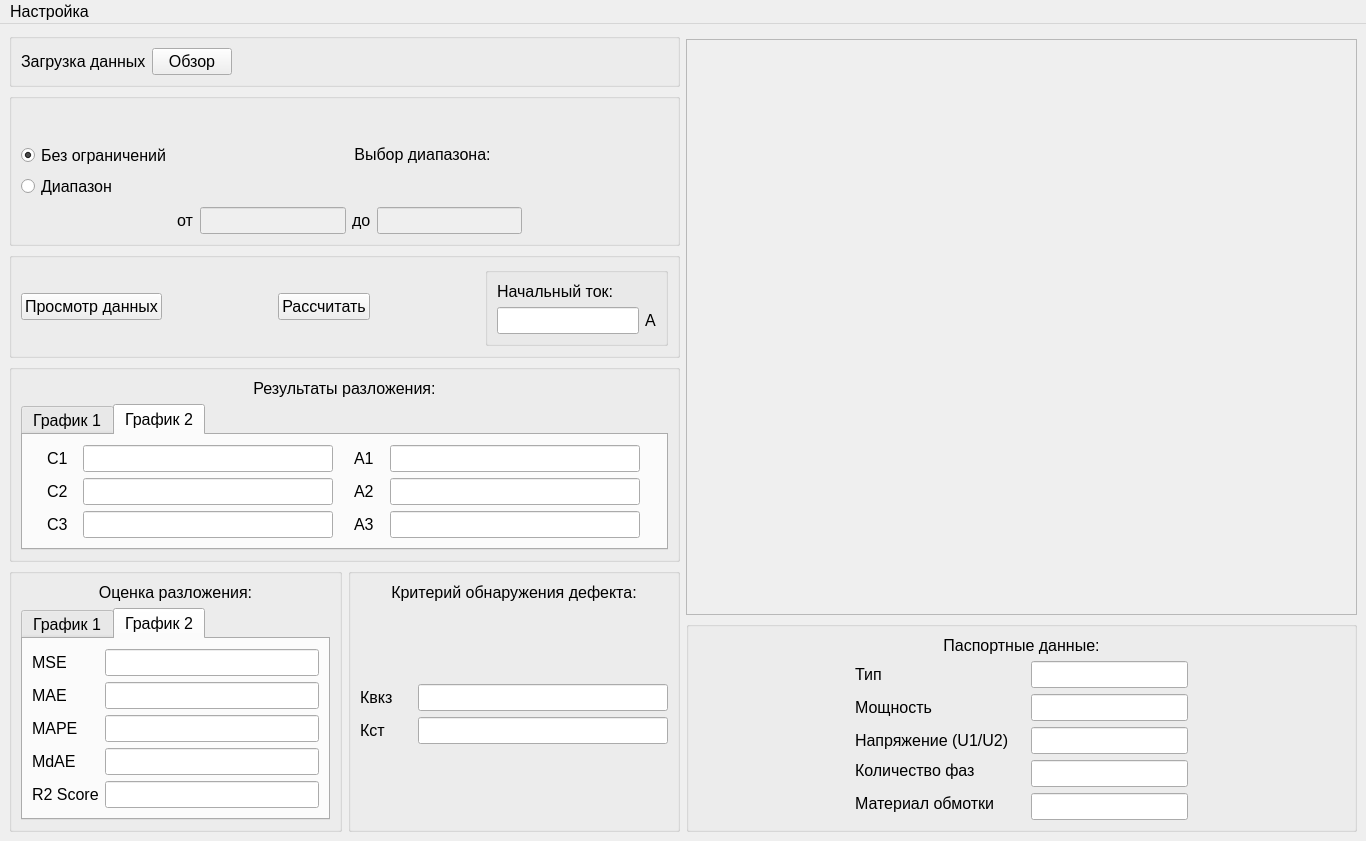
This is ui/qt_ui/ui_mainwindow.ui in RuslanUsmanov/transformator_decomposer as Qt 5 draws it before an edit. The edited form follows.
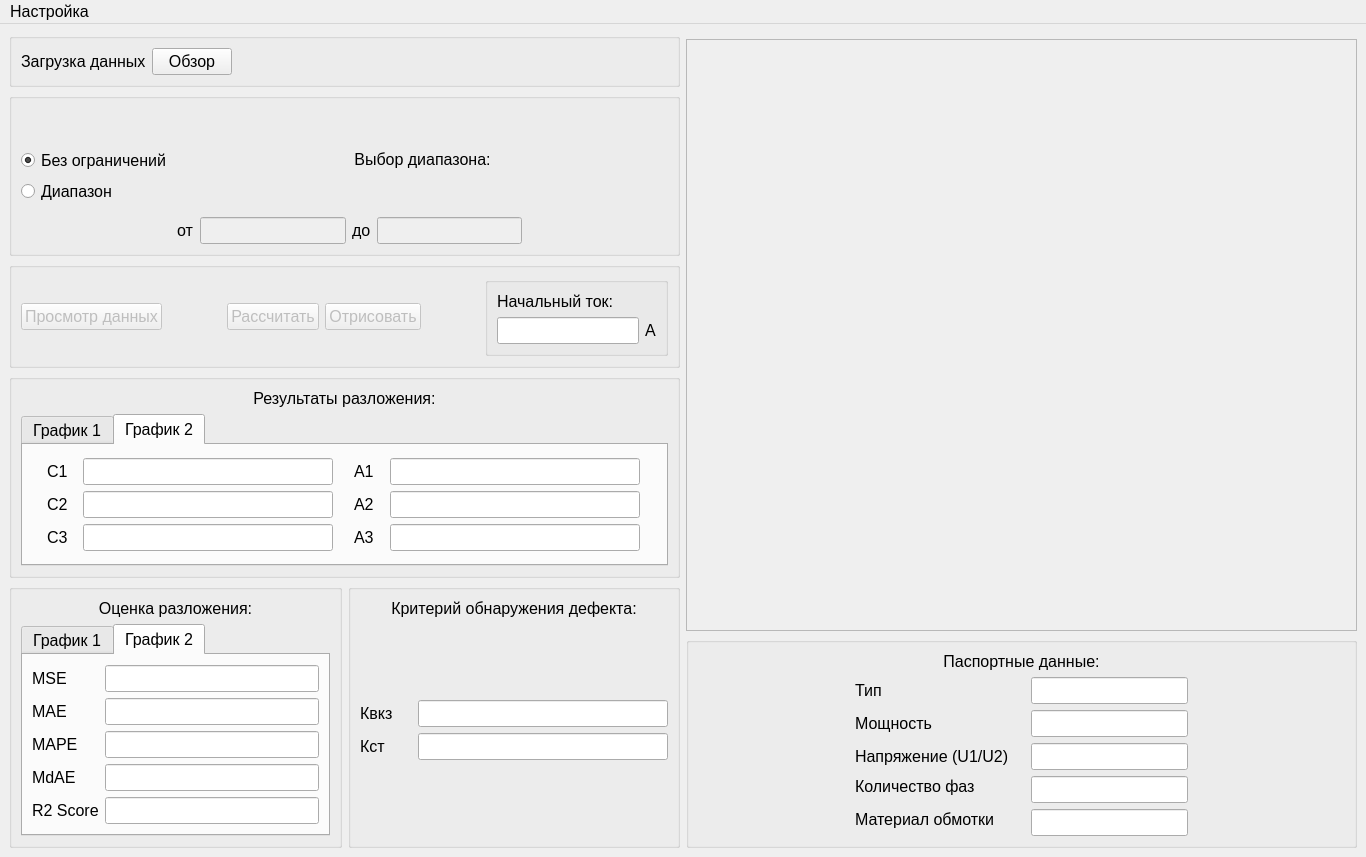
This is the edited form.

Commit message: Добавлена кнопка выбор данных для графика

Patch:
```diff
--- a/ui/qt_ui/ui_mainwindow.ui
+++ b/ui/qt_ui/ui_mainwindow.ui
@@ -7,7 +7,7 @@
     <x>0</x>
     <y>0</y>
     <width>1366</width>
-    <height>841</height>
+    <height>857</height>
    </rect>
   </property>
   <property name="sizePolicy">
@@ -224,7 +224,7 @@
            <item>
             <widget class="QPushButton" name="data_view_pushbutton">
              <property name="enabled">
-              <bool>true</bool>
+              <bool>false</bool>
              </property>
              <property name="text">
               <string>Просмотр данных</string>
@@ -247,13 +247,23 @@
            <item>
             <widget class="QPushButton" name="calculate_pushbutton">
              <property name="enabled">
-              <bool>true</bool>
+              <bool>false</bool>
              </property>
              <property name="text">
               <string>Рассчитать</string>
              </property>
             </widget>
            </item>
+           <item>
+            <widget class="QPushButton" name="draw_plot_pushutton">
+             <property name="enabled">
+              <bool>false</bool>
+             </property>
+             <property name="text">
+              <string>Отрисовать</string>
+             </property>
+            </widget>
+           </item>
            <item>
             <spacer name="horizontalSpacer_13">
              <property name="orientation">
```
The commit also changes 1 other file.
